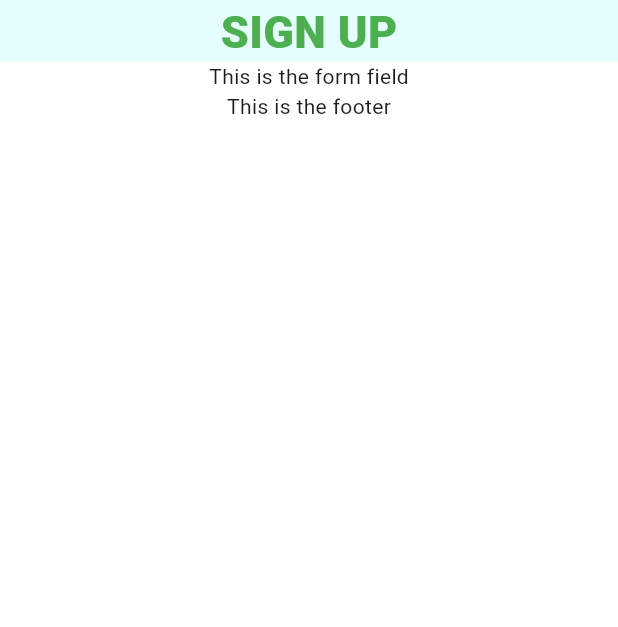
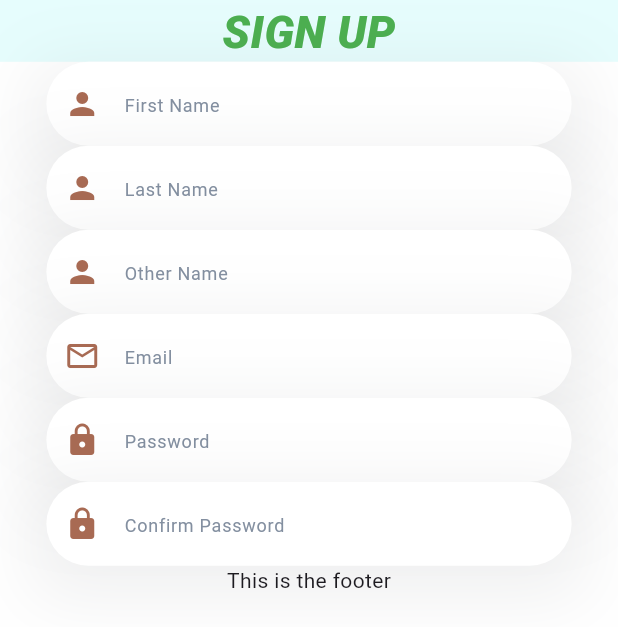
Before and after one commit to DENNISINNOCENT/Flutter, a Flutter app: the screen it shows after launch, on a phone screen of 412 x 824 dp. Shown: the top 627 px of the screen. Run offline on Flutter 3.47's test engine with Material 3 defaults, Android fonts, the phone set to English and light mode, and no system bars.

Commit message:
form field

```diff
--- a/lib/Pages/registration.dart
+++ b/lib/Pages/registration.dart
@@ -1,4 +1,6 @@
 import 'package:flutter/material.dart';
+import 'package:flutter_application_1/widgets/rounded_buttons.dart';
+import 'package:flutter_application_1/widgets/rounded_text_form_field.dart';
 
 class RegistrationPage extends StatefulWidget {
   const RegistrationPage({super.key});
@@ -26,7 +28,7 @@ class _RegistrationPageState extends State<RegistrationPage>{
       width:MediaQuery.of(context).size.width,
       height: MediaQuery.of(context).size.height * 0.05 ,
       color: Color.fromRGBO(230, 253, 253, 1),
-      child: Center(child: Text("SIGN UP",style:TextStyle(color:Colors.green,fontSize: 30.0,fontWeight:FontWeight.w800))),
+      child: Center(child: Text("SIGN UP",style:TextStyle(color:Colors.green,fontSize: 30.0,fontWeight:FontWeight.w800,fontStyle: FontStyle.italic))),
 
     );
   }
@@ -37,7 +39,19 @@ class _RegistrationPageState extends State<RegistrationPage>{
     ],);
   }
   Widget _formField(BuildContext context){
-    return Text("This is the form field");
+    return SizedBox(child: Column(
+      children: [
+        RoundedTextFormField(prefixIcon: Icons.person,hintText: "First Name",),
+        RoundedTextFormField(prefixIcon: Icons.person,hintText: "Last Name",),
+        RoundedTextFormField(prefixIcon: Icons.person,hintText: "Other Name",),
+        RoundedTextFormField(prefixIcon: Icons.email_outlined,hintText: "Email",),
+        RoundedTextFormField(prefixIcon: Icons.lock,hintText: "Password",obsecureText: true,),
+        RoundedTextFormField(prefixIcon: Icons.lock,hintText: "Confirm Password",obsecureText: true,),
+      ],
+    )
+    ,);
+
+
   }
   Widget _footer(BuildContext context){
     return Text("This is the footer");
```
